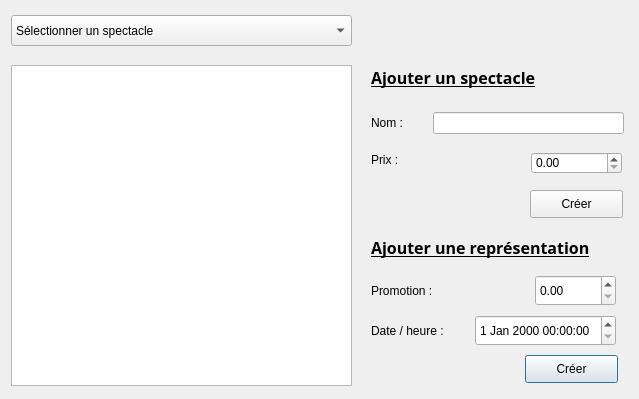
This is gui/imp_fct_1.ui in NoxFly/CEBD-project-theater as Qt 5 draws it before an edit. The edited form follows.
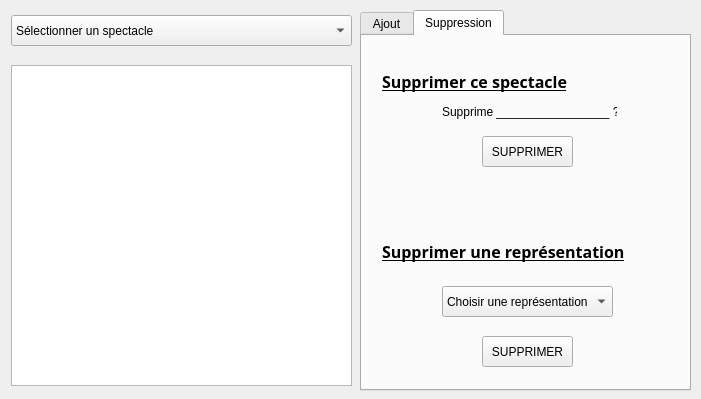
This is the edited form. The open tabs and pages were chosen to show the change.

Commit message: update part 3 windows

Patch:
```diff
--- a/gui/imp_fct_1.ui
+++ b/gui/imp_fct_1.ui
@@ -6,7 +6,7 @@
    <rect>
     <x>0</x>
     <y>0</y>
-    <width>639</width>
+    <width>701</width>
     <height>399</height>
    </rect>
   </property>
@@ -43,11 +43,27 @@
     </property>
    </item>
   </widget>
-  <widget class="QPushButton" name="addRep">
+  <widget class="QTabWidget" name="tabActions">
    <property name="geometry">
     <rect>
-     <x>525</x>
-     <y>355</y>
+     <x>360</x>
+     <y>10</y>
+     <width>331</width>
+     <height>381</height>
+    </rect>
+   </property>
+   <property name="currentIndex">
+    <number>0</number>
+   </property>
+   <widget class="QWidget" name="tabAjout">
+    <attribute name="title">
+     <string>Ajout</string>
+    </attribute>
+    <widget class="QPushButton" name="addSpec">
+     <property name="geometry">
+      <rect>
+       <x>219</x>
+       <y>155</y>
      <width>93</width>
      <height>28</height>
     </rect>
@@ -56,44 +72,11 @@
     <string>Créer</string>
    </property>
   </widget>
-  <widget class="QDoubleSpinBox" name="doubleSpinBox_promoRep">
-   <property name="geometry">
-    <rect>
-     <x>535</x>
-     <y>275</y>
-     <width>81</width>
-     <height>31</height>
-    </rect>
-   </property>
-  </widget>
-  <widget class="QDateTimeEdit" name="dateTimeEdit_dateRep">
-   <property name="geometry">
-    <rect>
-     <x>475</x>
-     <y>315</y>
-     <width>141</width>
-     <height>31</height>
-    </rect>
-   </property>
-  </widget>
-  <widget class="QLabel" name="label_promoRep">
-   <property name="geometry">
-    <rect>
-     <x>371</x>
-     <y>275</y>
-     <width>81</width>
-     <height>31</height>
-    </rect>
-   </property>
-   <property name="text">
-    <string>Promotion :</string>
-   </property>
-  </widget>
   <widget class="QLabel" name="label_dateRep">
    <property name="geometry">
     <rect>
-     <x>371</x>
-     <y>315</y>
+       <x>66</x>
+       <y>280</y>
      <width>101</width>
      <height>31</height>
     </rect>
@@ -102,11 +85,24 @@
     <string>Date / heure :</string>
    </property>
   </widget>
+    <widget class="QPushButton" name="addRep">
+     <property name="geometry">
+      <rect>
+       <x>220</x>
+       <y>320</y>
+       <width>93</width>
+       <height>28</height>
+      </rect>
+     </property>
+     <property name="text">
+      <string>Créer</string>
+     </property>
+    </widget>
   <widget class="QLabel" name="label_representation">
    <property name="geometry">
     <rect>
-     <x>371</x>
-     <y>222</y>
+       <x>20</x>
+       <y>187</y>
      <width>261</width>
      <height>51</height>
     </rect>
@@ -122,31 +118,11 @@
     <string>&lt;html&gt;&lt;head/&gt;&lt;body&gt;&lt;p&gt;&lt;span style=&quot; font-size:12pt; text-decoration: underline;&quot;&gt;Ajouter une représentation&lt;/span&gt;&lt;/p&gt;&lt;/body&gt;&lt;/html&gt;</string>
    </property>
   </widget>
-  <widget class="QLabel" name="label_spectacle">
-   <property name="geometry">
-    <rect>
-     <x>371</x>
-     <y>52</y>
-     <width>221</width>
-     <height>51</height>
-    </rect>
-   </property>
-   <property name="font">
-    <font>
-     <family>Myanmar Text</family>
-     <weight>75</weight>
-     <bold>true</bold>
-    </font>
-   </property>
-   <property name="text">
-    <string>&lt;html&gt;&lt;head/&gt;&lt;body&gt;&lt;p&gt;&lt;span style=&quot; font-size:12pt; text-decoration: underline;&quot;&gt;Ajouter un spectacle&lt;/span&gt;&lt;/p&gt;&lt;/body&gt;&lt;/html&gt;</string>
-   </property>
-  </widget>
   <widget class="QDoubleSpinBox" name="doubleSpinBox_prixSpec">
    <property name="geometry">
     <rect>
-     <x>531</x>
-     <y>152</y>
+       <x>220</x>
+       <y>117</y>
      <width>91</width>
      <height>22</height>
     </rect>
@@ -155,22 +131,29 @@
   <widget class="QLineEdit" name="lineEdit_nomSpec">
    <property name="geometry">
     <rect>
-     <x>433</x>
-     <y>112</y>
+       <x>120</x>
+       <y>77</y>
      <width>191</width>
      <height>22</height>
     </rect>
    </property>
   </widget>
-  <widget class="QLabel" name="label_nomSpec">
+    <widget class="QLabel" name="label_spectacle">
    <property name="geometry">
     <rect>
-     <x>371</x>
-     <y>112</y>
-     <width>55</width>
-     <height>21</height>
-    </rect>
-   </property>
+       <x>20</x>
+       <y>17</y>
+       <width>221</width>
+       <height>51</height>
+      </rect>
+     </property>
+     <property name="font">
+      <font>
+       <family>Myanmar Text</family>
+       <weight>75</weight>
+       <bold>true</bold>
+      </font>
+     </property>
    <property name="text">
     <string>Nom :</string>
    </property>
@@ -178,8 +161,8 @@
   <widget class="QLabel" name="label_prixSpec">
    <property name="geometry">
     <rect>
-     <x>371</x>
-     <y>152</y>
+       <x>55</x>
+       <y>117</y>
      <width>55</width>
      <height>16</height>
     </rect>
@@ -188,18 +171,165 @@
     <string>Prix :</string>
    </property>
   </widget>
-  <widget class="QPushButton" name="addSpec">
+    <widget class="QDateTimeEdit" name="dateTimeEdit_dateRep">
    <property name="geometry">
     <rect>
-     <x>530</x>
+       <x>170</x>
+       <y>280</y>
+       <width>141</width>
+       <height>31</height>
+      </rect>
+     </property>
+    </widget>
+    <widget class="QLabel" name="label_nomSpec">
+     <property name="geometry">
+      <rect>
+       <x>55</x>
+       <y>77</y>
+       <width>55</width>
+       <height>21</height>
+      </rect>
+     </property>
+     <property name="text">
+      <string>Nom :</string>
+     </property>
+    </widget>
+    <widget class="QDoubleSpinBox" name="doubleSpinBox_promoRep">
+     <property name="geometry">
+      <rect>
+       <x>230</x>
+       <y>240</y>
+       <width>81</width>
+       <height>31</height>
+      </rect>
+     </property>
+    </widget>
+    <widget class="QLabel" name="label_promoRep">
+     <property name="geometry">
+      <rect>
+       <x>66</x>
+       <y>240</y>
+       <width>81</width>
+       <height>31</height>
+      </rect>
+     </property>
+     <property name="text">
+      <string>Promotion :</string>
+     </property>
+    </widget>
+   </widget>
+   <widget class="QWidget" name="tabSupp">
+    <attribute name="title">
+     <string>Suppression</string>
+    </attribute>
+    <widget class="QLabel" name="label_representation_2">
+     <property name="geometry">
+      <rect>
+       <x>20</x>
      <y>190</y>
-     <width>93</width>
-     <height>28</height>
-    </rect>
-   </property>
+       <width>261</width>
+       <height>51</height>
+      </rect>
+     </property>
+     <property name="font">
+      <font>
+       <family>Myanmar Text</family>
+       <weight>75</weight>
+       <bold>true</bold>
+      </font>
+     </property>
    <property name="text">
-    <string>Créer</string>
-   </property>
+      <string>&lt;html&gt;&lt;head/&gt;&lt;body&gt;&lt;p&gt;&lt;span style=&quot; font-size:12pt; text-decoration: underline;&quot;&gt;Supprimer une représentation&lt;/span&gt;&lt;/p&gt;&lt;/body&gt;&lt;/html&gt;</string>
+     </property>
+    </widget>
+    <widget class="QLabel" name="label_spectacle_2">
+     <property name="geometry">
+      <rect>
+       <x>20</x>
+       <y>20</y>
+       <width>221</width>
+       <height>51</height>
+      </rect>
+     </property>
+     <property name="font">
+      <font>
+       <family>Myanmar Text</family>
+       <weight>75</weight>
+       <bold>true</bold>
+      </font>
+     </property>
+     <property name="text">
+      <string>&lt;html&gt;&lt;head/&gt;&lt;body&gt;&lt;p&gt;&lt;span style=&quot; font-size:12pt; text-decoration: underline;&quot;&gt;Supprimer ce spectacle&lt;/span&gt;&lt;/p&gt;&lt;/body&gt;&lt;/html&gt;</string>
+     </property>
+    </widget>
+    <widget class="QPushButton" name="pushButton_supprSpec">
+     <property name="geometry">
+      <rect>
+       <x>120</x>
+       <y>100</y>
+       <width>91</width>
+       <height>31</height>
+      </rect>
+     </property>
+     <property name="text">
+      <string>SUPPRIMER</string>
+     </property>
+    </widget>
+    <widget class="QPushButton" name="pushButton_supprRep">
+     <property name="geometry">
+      <rect>
+       <x>120</x>
+       <y>300</y>
+       <width>91</width>
+       <height>31</height>
+      </rect>
+     </property>
+     <property name="text">
+      <string>SUPPRIMER</string>
+     </property>
+    </widget>
+    <widget class="QComboBox" name="comboBox_supprRep">
+     <property name="geometry">
+      <rect>
+       <x>80</x>
+       <y>250</y>
+       <width>171</width>
+       <height>31</height>
+      </rect>
+     </property>
+     <item>
+      <property name="text">
+       <string>Choisir une représentation</string>
+      </property>
+     </item>
+    </widget>
+    <widget class="QLabel" name="label_supprSpec">
+     <property name="geometry">
+      <rect>
+       <x>80</x>
+       <y>65</y>
+       <width>51</width>
+       <height>21</height>
+      </rect>
+     </property>
+     <property name="text">
+      <string>Supprimer</string>
+     </property>
+    </widget>
+    <widget class="QLabel" name="label">
+     <property name="geometry">
+      <rect>
+       <x>134</x>
+       <y>65</y>
+       <width>121</width>
+       <height>21</height>
+      </rect>
+     </property>
+     <property name="text">
+      <string>_________________ ?</string>
+     </property>
+    </widget>
+   </widget>
   </widget>
  </widget>
  <resources/>
```
Left out of the diff: 2 changed lines with no effect on the pictures. Lines whose indentation alone changed are shown as unchanged. The commit also changes 1 other file.
